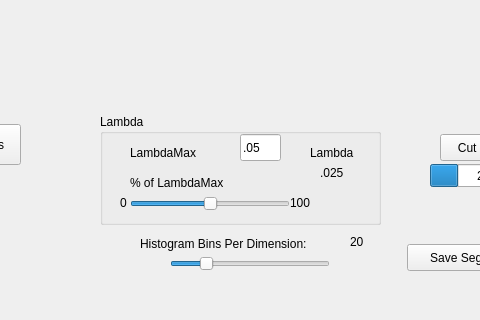
daviddoria/InteractiveImageGraphCutSegmentation, file form.ui: the form before one commit; both pictures show x 230 to 710 and y 375 to 695 of the 825 by 695 pixel window.
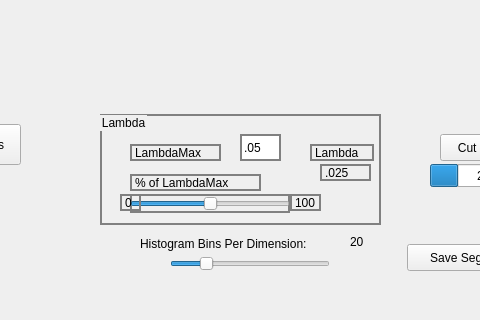
The form after the commit. Custom widgets are drawn as their Qt base class.

The edit to the form file:
```diff
--- a/form.ui
+++ b/form.ui
@@ -150,9 +150,15 @@
       <height>111</height>
      </rect>
     </property>
+    <property name="styleSheet">
+     <string notr="true">border: 2px solid gray;</string>
+    </property>
     <property name="title">
      <string>Lambda</string>
     </property>
+    <property name="flat">
+     <bool>false</bool>
+    </property>
     <widget class="QLabel" name="label_3">
      <property name="geometry">
       <rect>
```
